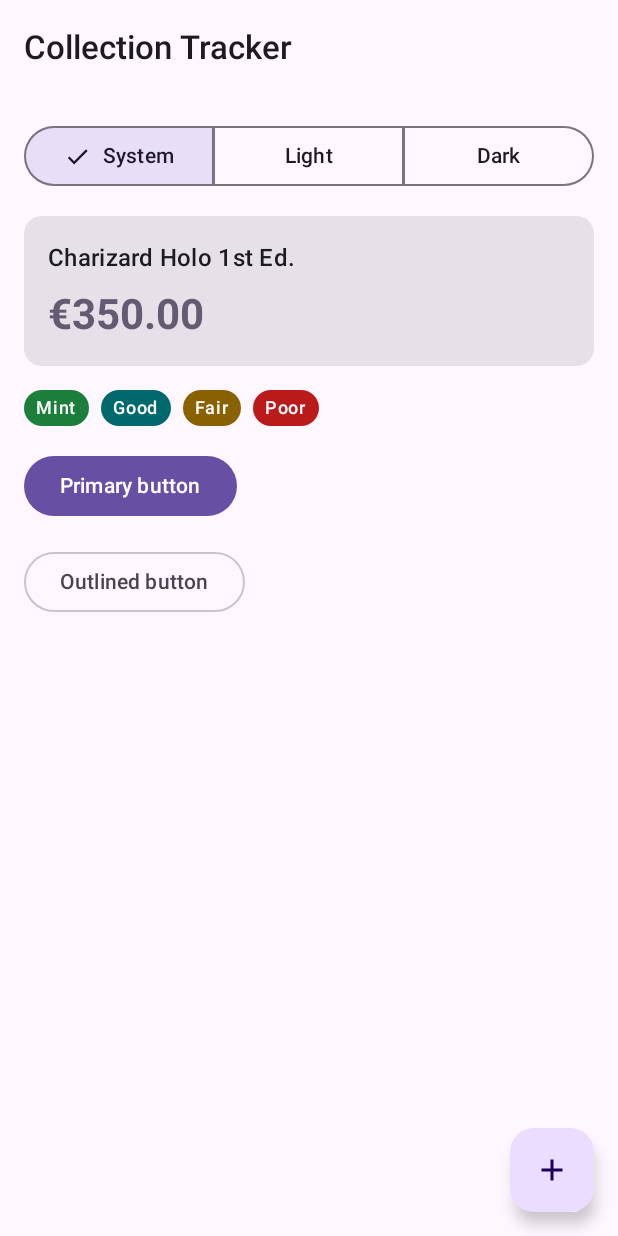
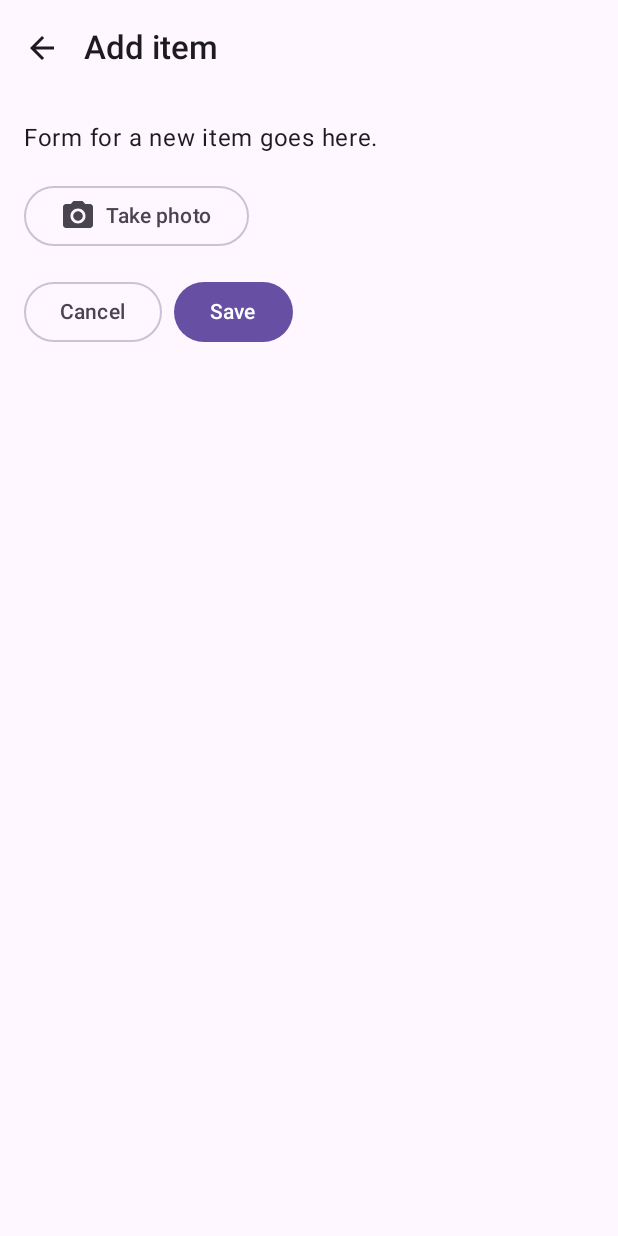
Before and after one commit to S00274252/CollectionTracker, an Android app built with Jetpack Compose: the screen it shows after launch (MainActivity), after a tap on "Add item", on a phone screen of 412 x 824 dp. Run offline under Robolectric (Android 15) with nearby library versions, the phone set to English and light mode, and no system bars.

Commit message:
Added Navigation Compose with empty screens

```diff
--- a/app/build.gradle.kts
+++ b/app/build.gradle.kts
@@ -46,6 +46,7 @@ dependencies {
     implementation(libs.androidx.core.ktx)
     implementation(libs.androidx.lifecycle.runtime.ktx)
     implementation(libs.androidx.compose.material.icons.extended)
+    implementation(libs.androidx.navigation.compose)
     testImplementation(libs.junit)
     androidTestImplementation(platform(libs.androidx.compose.bom))
     androidTestImplementation(libs.androidx.compose.ui.test.junit4)
--- a/app/src/main/java/com/example/collectiontracker/MainActivity.kt
+++ b/app/src/main/java/com/example/collectiontracker/MainActivity.kt
@@ -1,132 +1,33 @@
 package com.example.collectiontracker
 
-import android.content.res.Configuration
 import android.os.Bundle
 import androidx.activity.ComponentActivity
 import androidx.activity.compose.setContent
 import androidx.activity.enableEdgeToEdge
-import androidx.compose.foundation.layout.*
-import androidx.compose.material.icons.Icons
-import androidx.compose.material.icons.filled.Add
-import androidx.compose.material3.*
-import androidx.compose.runtime.Composable
-import androidx.compose.ui.Modifier
-import androidx.compose.ui.tooling.preview.Preview
-import androidx.compose.ui.unit.dp
-import com.example.collectiontracker.ui.theme.CollectionTrackerTheme
-import androidx.compose.foundation.background
-import androidx.compose.foundation.shape.RoundedCornerShape
 import androidx.compose.runtime.getValue
 import androidx.compose.runtime.mutableStateOf
 import androidx.compose.runtime.saveable.rememberSaveable
 import androidx.compose.runtime.setValue
-import androidx.compose.ui.graphics.Color
+import androidx.navigation.compose.rememberNavController
+import com.example.collectiontracker.ui.navigation.AppNavHost
+import com.example.collectiontracker.ui.theme.CollectionTrackerTheme
 import com.example.collectiontracker.ui.theme.ThemeMode
-import com.example.collectiontracker.ui.theme.conditionColors
-import com.example.collectiontracker.ui.theme.spacing
 
 class MainActivity : ComponentActivity() {
     override fun onCreate(savedInstanceState: Bundle?) {
         super.onCreate(savedInstanceState)
         enableEdgeToEdge()
         setContent {
-           var themeMode by rememberSaveable { mutableStateOf(ThemeMode.SYSTEM) }
+            var themeMode by rememberSaveable { mutableStateOf(ThemeMode.SYSTEM) }
 
             CollectionTrackerTheme(themeMode = themeMode) {
-                ThemeShowcase(
-                    selectedMode = themeMode,
-                    onModeSelected = { themeMode = it }
+                val navController = rememberNavController()
+                AppNavHost(
+                    navController = navController,
+                    themeMode = themeMode,
+                    onThemeModeChange = { themeMode = it }
                 )
             }
         }
     }
 }
-
-@OptIn(ExperimentalMaterial3Api::class)
-@Composable
-fun ThemeShowcase(
-    selectedMode: ThemeMode,
-    onModeSelected: (ThemeMode) -> Unit
-) {
-    val spacing = MaterialTheme.spacing
-
-    Scaffold(
-        topBar = { TopAppBar(title = { Text("Collection Tracker") }) },
-        floatingActionButton = {
-            FloatingActionButton(onClick = { }) {
-                Icon(Icons.Filled.Add, contentDescription = "Add item")
-            }
-        }
-    ) { innerPadding ->
-        Column(
-            modifier = Modifier
-                .padding(innerPadding)
-                .padding(spacing.medium),
-            verticalArrangement = Arrangement.spacedBy(spacing.medium)
-        ) {
-            SingleChoiceSegmentedButtonRow(modifier = Modifier.fillMaxWidth()) {
-                val modes = ThemeMode.entries
-                modes.forEachIndexed { index, mode ->
-                    SegmentedButton(
-                        selected = mode == selectedMode,
-                        onClick = { onModeSelected(mode) },
-                        shape = SegmentedButtonDefaults.itemShape(index, modes.size)
-                    ) { Text(mode.label) }
-                }
-            }
-
-            Card(modifier = Modifier.fillMaxWidth()) {
-                Column(
-                    modifier = Modifier.padding(spacing.medium),
-                    verticalArrangement = Arrangement.spacedBy(spacing.small)
-                ) {
-                    Text("Charizard Holo 1st Ed.", style = MaterialTheme.typography.titleMedium)
-                    Text(
-                        "€350.00",
-                        style = MaterialTheme.typography.headlineMedium,
-                        color = MaterialTheme.colorScheme.secondary
-                    )
-                }
-            }
-
-            val colors = MaterialTheme.conditionColors
-            Row(horizontalArrangement = Arrangement.spacedBy(spacing.small)) {
-                ConditionBadge("Mint", colors.mint, colors.onBadge)
-                ConditionBadge("Good", colors.good, colors.onBadge)
-                ConditionBadge("Fair", colors.fair, colors.onBadge)
-                ConditionBadge("Poor", colors.poor, colors.onBadge)
-            }
-
-            Button(onClick = { }) { Text("Primary button") }
-            OutlinedButton(onClick = { }) { Text("Outlined button") }
-        }
-    }
-}
-
-@Composable
-fun ConditionBadge(text: String, background: Color, textColor: Color) {
-    Text(
-        text = text,
-        color = textColor,
-        style = MaterialTheme.typography.labelMedium,
-        modifier = Modifier
-            .background(background, RoundedCornerShape(50))
-            .padding(horizontal = MaterialTheme.spacing.small, vertical = MaterialTheme.spacing.extraSmall)
-    )
-}
-
-@Preview(name = "Light mode", showBackground = true)
-@Composable
-fun ThemeShowcaseLightPreview() {
-    CollectionTrackerTheme(themeMode = ThemeMode.LIGHT) {
-        ThemeShowcase(selectedMode = ThemeMode.LIGHT, onModeSelected = {})
-    }
-}
-
-@Preview(name = "Dark mode", showBackground = true)
-@Composable
-fun ThemeShowcaseDarkPreview() {
-    CollectionTrackerTheme(themeMode = ThemeMode.DARK) {
-        ThemeShowcase(selectedMode = ThemeMode.DARK, onModeSelected = {})
-    }
-}
--- /dev/null
+++ b/app/src/main/java/com/example/collectiontracker/ui/components/AppTopBar.kt
@@ -0,0 +1,31 @@
+package com.example.collectiontracker.ui.components
+
+import androidx.compose.foundation.layout.RowScope
+import androidx.compose.material.icons.Icons
+import androidx.compose.material.icons.automirrored.filled.ArrowBack
+import androidx.compose.material3.ExperimentalMaterial3Api
+import androidx.compose.material3.Icon
+import androidx.compose.material3.IconButton
+import androidx.compose.material3.Text
+import androidx.compose.material3.TopAppBar
+import androidx.compose.runtime.Composable
+
+@OptIn(ExperimentalMaterial3Api::class)
+@Composable
+fun AppTopBar(
+    title: String,
+    onBack: (() -> Unit)? = null,
+    actions: @Composable RowScope.() -> Unit = {}
+) {
+    TopAppBar(
+        title = { Text(title) },
+        navigationIcon = {
+            if (onBack != null) {
+                IconButton(onClick = onBack) {
+                    Icon(Icons.AutoMirrored.Filled.ArrowBack, contentDescription = "Back")
+                }
+            }
+        },
+        actions = actions
+    )
+}
--- /dev/null
+++ b/app/src/main/java/com/example/collectiontracker/ui/navigation/AppNavHost.kt
@@ -0,0 +1,93 @@
+package com.example.collectiontracker.ui.navigation
+
+import androidx.compose.runtime.Composable
+import androidx.compose.ui.Modifier
+import androidx.navigation.NavHostController
+import androidx.navigation.NavType
+import androidx.navigation.compose.NavHost
+import androidx.navigation.compose.composable
+import androidx.navigation.navArgument
+import com.example.collectiontracker.ui.screens.camera.CameraScreen
+import com.example.collectiontracker.ui.screens.detail.ItemDetailScreen
+import com.example.collectiontracker.ui.screens.edit.AddEditItemScreen
+import com.example.collectiontracker.ui.screens.list.CollectionListScreen
+import com.example.collectiontracker.ui.screens.settings.SettingsScreen
+import com.example.collectiontracker.ui.theme.ThemeMode
+
+@Composable
+fun AppNavHost(
+    navController: NavHostController,
+    themeMode: ThemeMode,
+    onThemeModeChange: (ThemeMode) -> Unit,
+    modifier: Modifier = Modifier
+) {
+    NavHost(
+        navController = navController,
+        startDestination = Screen.CollectionList.route,
+        modifier = modifier
+    ) {
+        composable(Screen.CollectionList.route) {
+            CollectionListScreen(
+                onItemClick = { id ->
+                    navController.navigate(Screen.ItemDetail.createRoute(id))
+                },
+                onAddClick = {
+                    navController.navigate(Screen.AddEditItem.createRoute())
+                },
+                onSettingsClick = {
+                    // launchSingleTop: tapping Settings twice doesn't stack two copies
+                    navController.navigate(Screen.Settings.route) { launchSingleTop = true }
+                }
+            )
+        }
+
+        composable(
+            route = Screen.ItemDetail.route,
+            arguments = listOf(
+                navArgument(Screen.ItemDetail.ARG_ITEM_ID) { type = NavType.LongType }
+            )
+        ) { backStackEntry ->
+            val itemId = backStackEntry.arguments?.getLong(Screen.ItemDetail.ARG_ITEM_ID) ?: 0L
+            ItemDetailScreen(
+                itemId = itemId,
+                onBack = { navController.navigateUp() },
+                onEditClick = { id ->
+                    navController.navigate(Screen.AddEditItem.createRoute(id))
+                }
+            )
+        }
+            composable(
+            route = Screen.AddEditItem.route,
+            arguments = listOf(
+                navArgument(Screen.AddEditItem.ARG_ITEM_ID) {
+                    type = NavType.LongType
+                    defaultValue = Screen.AddEditItem.NEW_ITEM_ID
+                }
+            )
+        ) { backStackEntry ->
+            val itemId = backStackEntry.arguments?.getLong(Screen.AddEditItem.ARG_ITEM_ID)
+                ?: Screen.AddEditItem.NEW_ITEM_ID
+            AddEditItemScreen(
+                itemId = itemId,
+                onBack = { navController.navigateUp() },
+                onSaved = { navController.navigateUp() },
+                onTakePhotoClick = { navController.navigate(Screen.Camera.route) }
+            )
+        }
+
+        composable(Screen.Camera.route) {
+            CameraScreen(
+                onBack = { navController.navigateUp() },
+                onPhotoTaken = { navController.navigateUp() }
+            )
+        }
+
+        composable(Screen.Settings.route) {
+            SettingsScreen(
+                themeMode = themeMode,
+                onThemeModeChange = onThemeModeChange,
+                onBack = { navController.navigateUp() }
+            )
+        }
+    }
+}
--- /dev/null
+++ b/app/src/main/java/com/example/collectiontracker/ui/navigation/Screen.kt
@@ -0,0 +1,19 @@
+package com.example.collectiontracker.ui.navigation
+
+sealed class Screen(val route: String) {
+    data object CollectionList : Screen("collection_list")
+
+    data object ItemDetail : Screen("item_detail/{itemId}") {
+        const val ARG_ITEM_ID = "itemId"
+        fun createRoute(itemId: Long) = "item_detail/$itemId"
+    }
+    data object AddEditItem : Screen("add_edit_item?itemId={itemId}") {
+        const val ARG_ITEM_ID = "itemId"
+        const val NEW_ITEM_ID = -1L
+
+        fun createRoute(itemId: Long = NEW_ITEM_ID) = "add_edit_item?itemId=$itemId"
+    }
+    data object Camera : Screen("camera")
+
+    data object Settings : Screen("settings")
+}
--- /dev/null
+++ b/app/src/main/java/com/example/collectiontracker/ui/screens/edit/AddEditScreen.kt
@@ -0,0 +1,63 @@
+package com.example.collectiontracker.ui.screens.edit
+
+import androidx.compose.foundation.layout.Arrangement
+import androidx.compose.foundation.layout.Column
+import androidx.compose.foundation.layout.Row
+import androidx.compose.foundation.layout.fillMaxSize
+import androidx.compose.foundation.layout.padding
+import androidx.compose.material.icons.Icons
+import androidx.compose.material.icons.filled.CameraAlt
+import androidx.compose.material3.Button
+import androidx.compose.material3.Icon
+import androidx.compose.material3.MaterialTheme
+import androidx.compose.material3.OutlinedButton
+import androidx.compose.material3.Scaffold
+import androidx.compose.material3.Text
+import androidx.compose.runtime.Composable
+import androidx.compose.ui.Modifier
+import com.example.collectiontracker.ui.components.AppTopBar
+import com.example.collectiontracker.ui.navigation.Screen
+import com.example.collectiontracker.ui.theme.spacing
+
+@Composable
+fun AddEditItemScreen(
+    itemId: Long,
+    onBack: () -> Unit,
+    onSaved: () -> Unit,
+    onTakePhotoClick: () -> Unit
+) {
+    val isNewItem = itemId == Screen.AddEditItem.NEW_ITEM_ID
+    val spacing = MaterialTheme.spacing
+
+    Scaffold(
+        topBar = {
+            AppTopBar(
+                title = if (isNewItem) "Add item" else "Edit item",
+                onBack = onBack
+            )
+        }
+    ) { innerPadding ->
+        Column(
+            modifier = Modifier
+                .fillMaxSize()
+                .padding(innerPadding)
+                .padding(spacing.medium),
+            verticalArrangement = Arrangement.spacedBy(spacing.medium)
+        ) {
+            Text(
+                if (isNewItem) "Form for a new item goes here."
+                else "Form for editing item #$itemId goes here."
+            )
+
+            OutlinedButton(onClick = onTakePhotoClick) {
+                Icon(Icons.Filled.CameraAlt, contentDescription = null)
+                Text("  Take photo")
+            }
+
+            Row(horizontalArrangement = Arrangement.spacedBy(spacing.small)) {
+                OutlinedButton(onClick = onBack) { Text("Cancel") }
+                Button(onClick = onSaved) { Text("Save") }
+            }
+        }
+    }
+}
--- /dev/null
+++ b/app/src/main/java/com/example/collectiontracker/ui/screens/list/CollectionListScreen.kt
@@ -0,0 +1,82 @@
+package com.example.collectiontracker.ui.screens.list
+
+import androidx.compose.foundation.layout.Arrangement
+import androidx.compose.foundation.layout.fillMaxSize
+import androidx.compose.foundation.layout.fillMaxWidth
+import androidx.compose.foundation.layout.padding
+import androidx.compose.foundation.lazy.LazyColumn
+import androidx.compose.foundation.lazy.items
+import androidx.compose.material.icons.Icons
+import androidx.compose.material.icons.filled.Add
+import androidx.compose.material.icons.filled.Settings
+import androidx.compose.material3.Card
+import androidx.compose.material3.FloatingActionButton
+import androidx.compose.material3.Icon
+import androidx.compose.material3.IconButton
+import androidx.compose.material3.MaterialTheme
+import androidx.compose.material3.Scaffold
+import androidx.compose.material3.Text
+import androidx.compose.runtime.Composable
+import androidx.compose.ui.Modifier
+import androidx.compose.ui.tooling.preview.Preview
+import com.example.collectiontracker.ui.components.AppTopBar
+import com.example.collectiontracker.ui.theme.CollectionTrackerTheme
+import com.example.collectiontracker.ui.theme.spacing
+
+@Composable
+fun CollectionListScreen(
+    onItemClick: (Long) -> Unit,
+    onAddClick: () -> Unit,
+    onSettingsClick: () -> Unit
+) {
+    // Temporary fake data so the Detail screen can be reached
+    val placeholderIds = listOf(1L, 2L, 3L)
+    val spacing = MaterialTheme.spacing
+
+    Scaffold(
+        topBar = {
+            AppTopBar(
+                title = "My Collection",
+                actions = {
+                    IconButton(onClick = onSettingsClick) {
+                        Icon(Icons.Filled.Settings, contentDescription = "Settings")
+                    }
+                }
+            )
+        },
+        floatingActionButton = {
+            FloatingActionButton(onClick = onAddClick) {
+                Icon(Icons.Filled.Add, contentDescription = "Add item")
+            }
+        }
+    ) { innerPadding ->
+        LazyColumn(
+            modifier = Modifier
+                .fillMaxSize()
+                .padding(innerPadding),
+            contentPadding = androidx.compose.foundation.layout.PaddingValues(spacing.medium),
+            verticalArrangement = Arrangement.spacedBy(spacing.small)
+        ) {
+            items(placeholderIds) { id ->
+                Card(
+                    onClick = { onItemClick(id) },
+                    modifier = Modifier.fillMaxWidth()
+                ) {
+                    Text(
+                        text = "Sample item #$id",
+                        style = MaterialTheme.typography.titleMedium,
+                        modifier = Modifier.padding(spacing.medium)
+                    )
+                }
+            }
+        }
+    }
+}
+
+@Preview(showBackground = true)
+@Composable
+private fun CollectionListScreenPreview() {
+    CollectionTrackerTheme {
+        CollectionListScreen(onItemClick = {}, onAddClick = {}, onSettingsClick = {})
+    }
+}
--- a/gradle/libs.versions.toml
+++ b/gradle/libs.versions.toml
@@ -8,6 +8,7 @@ lifecycleRuntimeKtx = "2.6.1"
 activityCompose = "1.8.0"
 kotlin = "2.2.10"
 composeBom = "2026.02.01"
+navigationCompose = "2.9.8"
 
 [libraries]
 androidx-core-ktx = { group = "androidx.core", name = "core-ktx", version.ref = "coreKtx" }
@@ -25,6 +26,7 @@ androidx-compose-ui-test-manifest = { group = "androidx.compose.ui", name = "ui-
 androidx-compose-ui-test-junit4 = { group = "androidx.compose.ui", name = "ui-test-junit4" }
 androidx-compose-material3 = { group = "androidx.compose.material3", name = "material3" }
 androidx-compose-material-icons-extended = { group = "androidx.compose.material", name = "material-icons-extended" }
+androidx-navigation-compose = { group = "androidx.navigation", name = "navigation-compose", version.ref = "navigationCompose" }
 
 [plugins]
 android-application = { id = "com.android.application", version.ref = "agp" }
```
Also changed, not shown: app/src/main/java/com/example/collectiontracker/ui/components/ConditionBadge.kt (added, +25 -0 lines), app/src/main/java/com/example/collectiontracker/ui/screens/camera/CameraScreen.kt (added, +37 -0 lines), app/src/main/java/com/example/collectiontracker/ui/screens/detail/ItemDetailScreen.kt (added, +49 -0 lines), app/src/main/java/com/example/collectiontracker/ui/screens/settings/SettingScreen.kt (added, +52 -0 lines).
